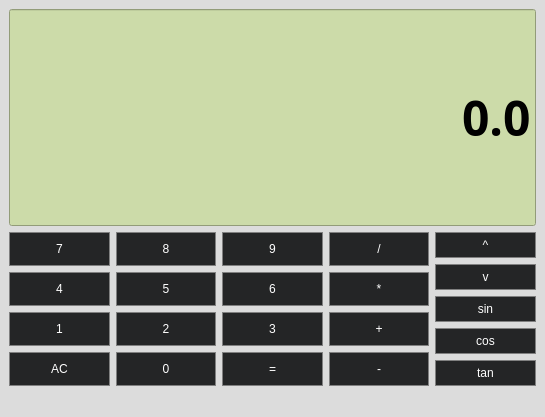
First picture: the form in qt-calculator/calculator.ui, repository bridget127/fall-2022-cs1c-qtDemo, before the edit.
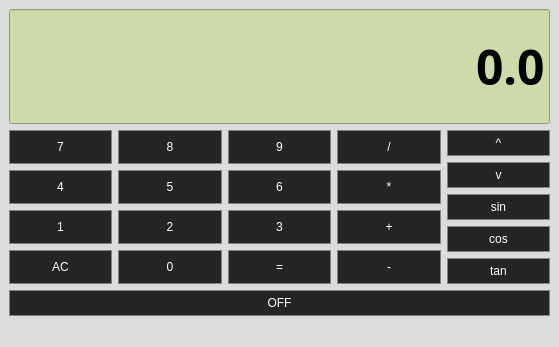
Second picture: the form after the edit.

Commit message:
Bridget off button (#2)
* Add files via upload

* added an off button that closes the program

```diff
--- a/qt-calculator/calculator.ui
+++ b/qt-calculator/calculator.ui
@@ -6,8 +6,8 @@
    <rect>
     <x>0</x>
     <y>0</y>
-    <width>545</width>
-    <height>417</height>
+    <width>559</width>
+    <height>347</height>
    </rect>
   </property>
   <property name="windowTitle">
@@ -53,6 +53,7 @@
        <font>
         <family>Arial Black</family>
         <pointsize>36</pointsize>
+        <weight>75</weight>
         <italic>false</italic>
         <bold>true</bold>
         <kerning>true</kerning>
@@ -2381,6 +2382,13 @@
       </item>
      </layout>
     </item>
+    <item>
+     <widget class="QPushButton" name="pushButton">
+      <property name="text">
+       <string>OFF</string>
+      </property>
+     </widget>
+    </item>
    </layout>
   </widget>
   <widget class="QMenuBar" name="menubar">
```
Left out of the diff: 23 changed lines with no effect on the pictures. The commit also changes 3 other files.
